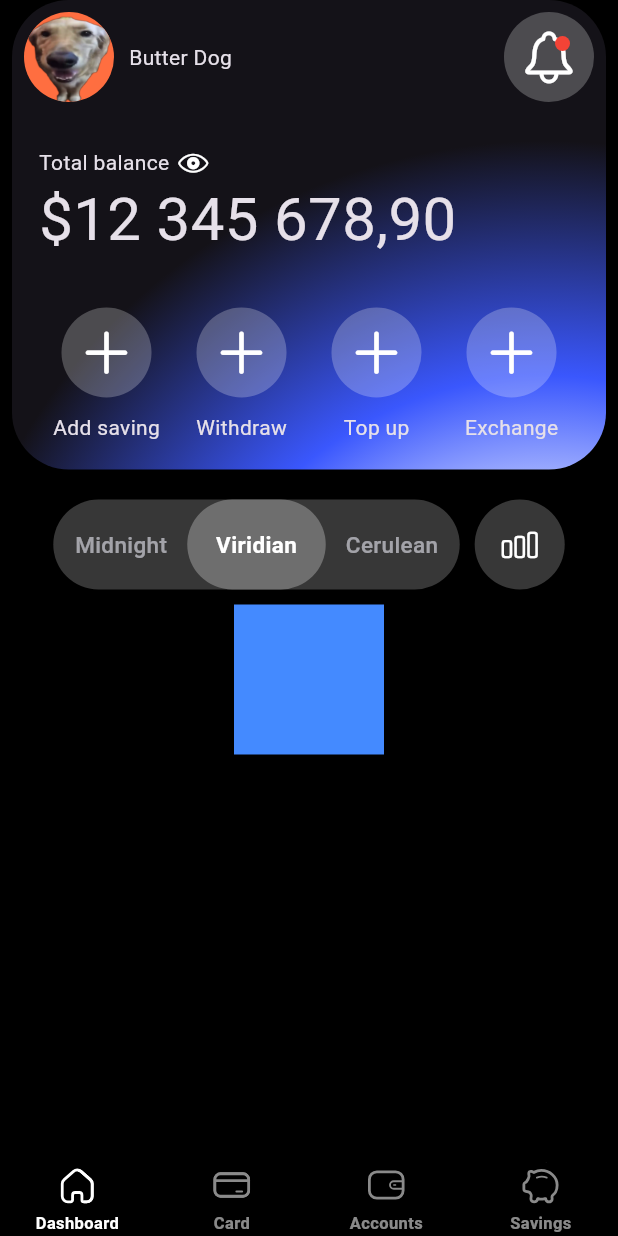
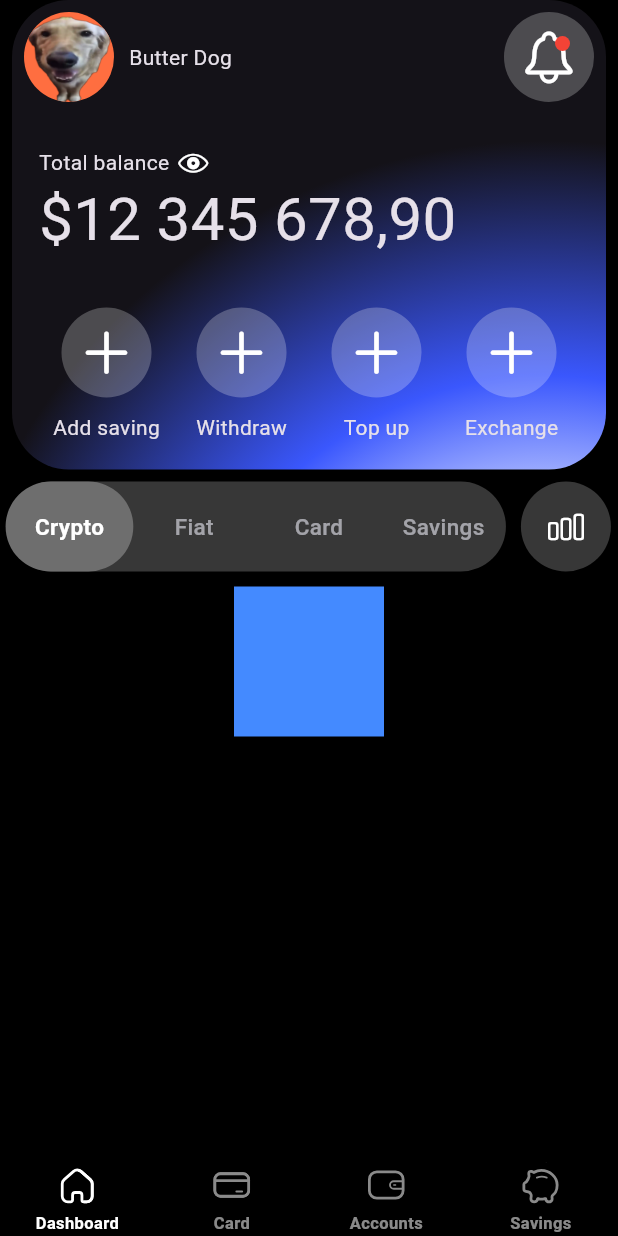
Before and after one commit to andreykuzovlevv/banking-app-demo, a Flutter app: the screen it shows after launch, on a phone screen of 412 x 824 dp. Run offline on Flutter 3.47's test engine with Material 3 defaults, Android fonts, the phone set to English and light mode, and no system bars; drawn by our look-alikes of persistent_bottom_nav_bar_v2; our stand-ins replace lottie.

Commit message:
its hard bro

```diff
--- a/banking_app/lib/screens/dashboard/dashboard.dart
+++ b/banking_app/lib/screens/dashboard/dashboard.dart
@@ -1,5 +1,6 @@
 import 'package:banking_app/screens/dashboard/widgets/overview_toolbar.dart';
 import 'package:banking_app/screens/dashboard/widgets/toggle_modes_button.dart';
+import 'package:banking_app/styles/styles.dart';
 import 'package:flutter/cupertino.dart';
 import 'package:flutter/material.dart';
 
@@ -28,8 +29,9 @@ class _DashboardScreenState extends State<DashboardScreen> {
         children: [
           SizedBox(height: topPadding),
           AccountCard(),
-          SizedBox(height: 20),
+          Styles.gap,
           OverviewToolbar<Currency>(
+            padding: Styles.horizontalBodyPadding,
             backgroundColor: const Color.fromRGBO(55, 55, 55, 1),
             thumbColor: const Color.fromARGB(255, 110, 110, 110),
             // This represents the currently selected segmented control.
@@ -43,15 +45,13 @@ class _DashboardScreenState extends State<DashboardScreen> {
               }
             },
             children: const <Currency, Widget>{
-              Currency.card: Text('Midnight'),
-              Currency.crypto: Text('Viridian'),
-              Currency.fiat: Text('Cerulean'),
+              Currency.crypto: Text('Crypto'),
+              Currency.fiat: Text('Fiat'),
+              Currency.card: Text('Card'),
+              Currency.savings: Text('Savings'),
             },
             actionOne: Text('Card analysis >'),
-            actionTwo: Icon(
-              CupertinoIcons.gear_solid,
-              color: Color(0xffffffff),
-            ),
+            actionTwo: Icon(CupertinoIcons.gear, color: Color(0xffffffff)),
             onActionOne: () => print('Action One ACTIVATED'),
             onActionTwo: () => print('Action Two ACTIVATED'),
           ),
--- a/banking_app/lib/screens/dashboard/widgets/account_card.dart
+++ b/banking_app/lib/screens/dashboard/widgets/account_card.dart
@@ -1,3 +1,4 @@
+import 'package:banking_app/styles/styles.dart';
 import 'package:banking_app/widgets/circle_icon_button.dart';
 import 'package:banking_app/widgets/pressable.dart';
 import 'package:flutter/cupertino.dart';
@@ -10,8 +11,8 @@ class AccountCard extends StatelessWidget {
   Widget build(BuildContext context) {
     final theme = Theme.of(context);
     return Container(
-      margin: EdgeInsets.symmetric(horizontal: 8),
-      padding: EdgeInsets.all(8),
+      margin: Styles.horizontalBodyPadding,
+      padding: Styles.cardPadding,
       decoration: BoxDecoration(
         borderRadius: BorderRadius.circular(38),
         gradient: RadialGradient(
--- a/banking_app/lib/screens/dashboard/widgets/overview_toolbar.dart
+++ b/banking_app/lib/screens/dashboard/widgets/overview_toolbar.dart
@@ -719,9 +719,7 @@ class _SegmentedControlState<T extends Object> extends State<OverviewToolbar<T>>
       ...actionChildren,
     ];
 
-    return UnconstrainedBox(
-      constrainedAxis: Axis.horizontal,
-      child: Row(
+    return Row(
       mainAxisSize: MainAxisSize.min,
       children: [
         AnimatedBuilder(
@@ -750,7 +748,6 @@ class _SegmentedControlState<T extends Object> extends State<OverviewToolbar<T>>
           onModeChanged: _handleModeChanged,
         ),
       ],
-      ),
     );
   }
 }
--- a/banking_app/lib/styles/styles.dart
+++ b/banking_app/lib/styles/styles.dart
@@ -34,16 +34,22 @@ abstract class Styles {
     fontSize: 20.0,
   );
 
+  static const double spaceBetween = 8;
+
+  static const gap = SizedBox(height: spaceBetween, width: spaceBetween);
+
   // padding
   static const bodyPadding = EdgeInsets.symmetric(
-    vertical: 16.0,
-    horizontal: 16.0,
+    vertical: spaceBetween,
+    horizontal: spaceBetween,
   );
   static const verticalBodyPadding = EdgeInsets.symmetric(vertical: 16.0);
-  static const horizontalBodyPadding = EdgeInsets.symmetric(horizontal: 16.0);
-  static const sectionBottomPadding = EdgeInsets.only(bottom: 16.0);
+  static const horizontalBodyPadding = EdgeInsets.symmetric(
+    horizontal: spaceBetween,
+  );
+  static const sectionBottomPadding = EdgeInsets.only(bottom: spaceBetween);
   static const sectionTopPadding = EdgeInsets.only(top: 16.0);
-  static const bodySectionPadding = EdgeInsets.all(16.0);
+  static const cardPadding = EdgeInsets.all(spaceBetween);
 
   /// Horizontal and bottom padding for the body section.
   static const bodySectionBottomPadding = EdgeInsets.only(
```
Lines whose indentation alone changed are shown as unchanged.
